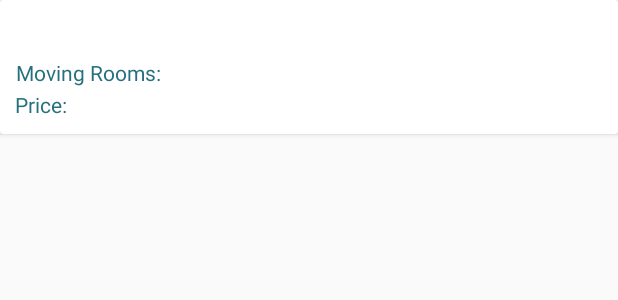
After one commit to yl89757jj/Man_In_Van, an Android app: the layout card_view_job.xml on its own in the app's theme, with its tools: preview values and no code run, on a phone screen of 412 x 824 dp. The commit adds this screen. Shown: the top 300 px of the screen. Run offline under Robolectric (Android 15) with nearby library versions, the phone set to English and light mode, and no system bars.

Commit message:
ADD Card View for Thumbnails

```diff
--- a/app/src/main/AndroidManifest.xml
+++ b/app/src/main/AndroidManifest.xml
@@ -6,6 +6,12 @@
     <uses-permission android:name="android.permission.GET_ACCOUNTS" />
     <uses-permission android:name="android.permission.READ_PROFILE" />
     <uses-permission android:name="android.permission.READ_CONTACTS" />
+    <uses-permission android:name="android.permission.INTERNET" />
+    <user-permission android:name="android.permission.WRITE_EXTERNAL_STORAGE"/>
+    <uses-permission android:name="android.permission.READ_EXTERNAL_STORAGE"/>
+    <uses-feature
+        android:name="android.hardware.camera"
+        android:required="true" />
 
     <!--
          The ACCESS_COARSE/FINE_LOCATION permissions are not required to use
--- /dev/null
+++ b/app/src/main/res/layout/card_view_job.xml
@@ -0,0 +1,89 @@
+<?xml version="1.0" encoding="utf-8"?>
+<android.support.v7.widget.CardView xmlns:android="http://schemas.android.com/apk/res/android"
+    xmlns:card_view="http://schemas.android.com/tools"
+    xmlns:app="http://schemas.android.com/apk/res-auto"
+    android:id="@+id/job_card"
+    android:layout_width="match_parent"
+    android:layout_height="wrap_content"
+    android:orientation="vertical"
+    card_view:cardCornerRadius="5dp"
+    card_view:cardElevation="0dp"
+    app:cardPreventCornerOverlap="true">
+
+    <LinearLayout
+        android:layout_width="match_parent"
+        android:layout_height="wrap_content"
+        android:orientation="vertical"
+        android:padding="10dp"
+        android:weightSum="1">
+
+        <LinearLayout
+            android:layout_width="match_parent"
+            android:layout_height="wrap_content"
+            android:layout_gravity="center_horizontal"
+            android:orientation="horizontal">
+
+            <TextView
+                android:id="@+id/job_start"
+                style="@style/headLine"
+                android:layout_width="wrap_content"
+                android:layout_height="wrap_content"
+                android:text="" />
+
+            <TextView
+                android:id="@+id/arrow"
+                style="@style/headLine"
+                android:layout_width="wrap_content"
+                android:layout_height="wrap_content"
+             />
+
+            <TextView
+                android:id="@+id/job_end"
+                style="@style/headLine"
+                android:layout_width="wrap_content"
+                android:layout_height="wrap_content"
+                android:text="" />
+        </LinearLayout>
+
+        <LinearLayout
+            android:layout_width="match_parent"
+            android:layout_height="wrap_content"
+            android:orientation="horizontal">
+
+            <TextView
+                style="@style/normalText"
+                android:layout_width="wrap_content"
+                android:layout_height="wrap_content"
+                android:text="Moving Rooms: " />
+
+            <TextView
+                android:id="@+id/job_rooms"
+                style="@style/normalText"
+                android:layout_width="wrap_content"
+                android:layout_height="wrap_content"
+                android:text="" />
+        </LinearLayout>
+
+        <LinearLayout
+            android:layout_width="match_parent"
+            android:layout_height="wrap_content"
+            android:orientation="horizontal">
+
+            <TextView
+
+                style="@style/normalText"
+                android:layout_width="wrap_content"
+                android:layout_height="wrap_content"
+                android:text="Price: " />
+
+            <TextView
+                android:id="@+id/job_price"
+                style="@style/normalText"
+                android:layout_width="wrap_content"
+                android:layout_height="wrap_content"
+                android:text="" />
+        </LinearLayout>
+
+
+    </LinearLayout>
+</android.support.v7.widget.CardView>
--- a/app/src/main/res/values/styles.xml
+++ b/app/src/main/res/values/styles.xml
@@ -1,12 +1,7 @@
 <resources>
 
     <!-- Base application theme. -->
-    <style name="AppTheme" parent="Theme.AppCompat.Light.DarkActionBar">
-        <!-- Customize your theme here. -->
-        <item name="colorPrimary">@color/colorPrimary</item>
-        <item name="colorPrimaryDark">@color/colorPrimaryDark</item>
-        <item name="colorAccent">@color/colorAccent</item>
-    </style>
+
 
     <style name="EditTextCustomHolo" parent="android:Widget.EditText">
         <!--<！<item name="android:background">@drawable/apptheme_edit_text_holo_light</item>-->
@@ -29,4 +24,59 @@
 
     <style name="AppTheme.PopupOverlay" parent="ThemeOverlay.AppCompat.Light" />
 
+    <style name="AppTheme" parent="Theme.AppCompat.Light.DarkActionBar">
+        <!-- Customize your theme here. -->
+        <item name="colorPrimary">@color/primary_material_dark</item>
+        <item name="colorPrimaryDark">@color/primary_dark_material_dark</item>
+        <item name="colorAccent">@color/accent_material_dark</item>
+    </style>
+
+    <style name="MyButton">
+        <item name="android:textColor">#FDFEFE</item>
+        <item name="android:background">#55DED6</item>
+        <item name="android:padding">1dp</item>
+        <item name="android:textStyle">bold</item>
+        <item name="android:layout_gravity">center</item>
+        <item name="android:textAppearance">?android:textAppearanceMedium</item>
+        <item name="android:layout_margin">1dp</item>
+    </style>
+
+    <style name="normalText">
+
+        <item name="android:textAppearance">?android:textAppearanceSmall</item>
+        <item name="android:textColor">#26707E</item>
+        <item name="android:gravity">center</item>
+        <item name="android:paddingTop">2dp</item>
+    </style>
+
+    <style name="normalText2">
+
+        <item name="android:textColor">#17202A</item>
+        <item name="android:gravity">center</item>
+        <item name="android:paddingTop">2dp</item>
+        <item name="android:textAppearance">?android:textAppearanceSmall</item>
+
+    </style>
+
+    <style name="searchText">
+        <item name="android:textSize">15sp</item>
+        <item name="android:layout_gravity">center</item>
+        <item name="android:textColor">#17202A</item>
+        <item name="android:textAppearance">?android:textAppearanceMedium</item>
+
+    </style>
+
+    <style name="headLine">
+        <item name="android:paddingTop">2dp</item>
+        <item name="android:textAppearance">?android:textAppearanceMedium</item>
+    </style>
+
+    <style name="title">
+        <item name="android:textAppearance">?android:textAppearanceLarge</item>
+        <item name="android:textSize">26sp</item>
+        <item name="android:gravity">center</item>
+        <!--<item name="android:fontFamily">serif</item>-->
+        <!--<item name="android:textStyle">bold</item>-->
+    </style>
+
 </resources>
```
Also changed, not shown: app/build.gradle (+8 -1 lines), app/src/main/java/com/example/luy/maninvan/Job.java (+8 -8 lines), app/src/main/java/com/example/luy/maninvan/JobAdapter.java (added, +44 -0 lines), app/src/main/java/com/example/luy/maninvan/JobViewHolder.java (added, +59 -0 lines).
